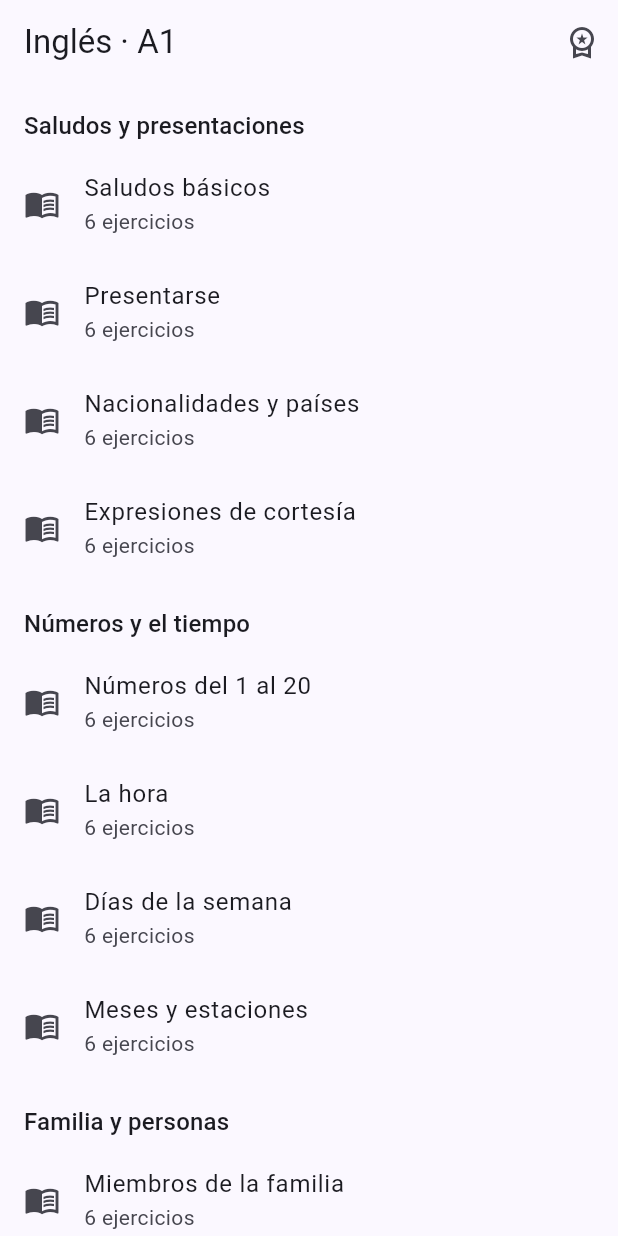
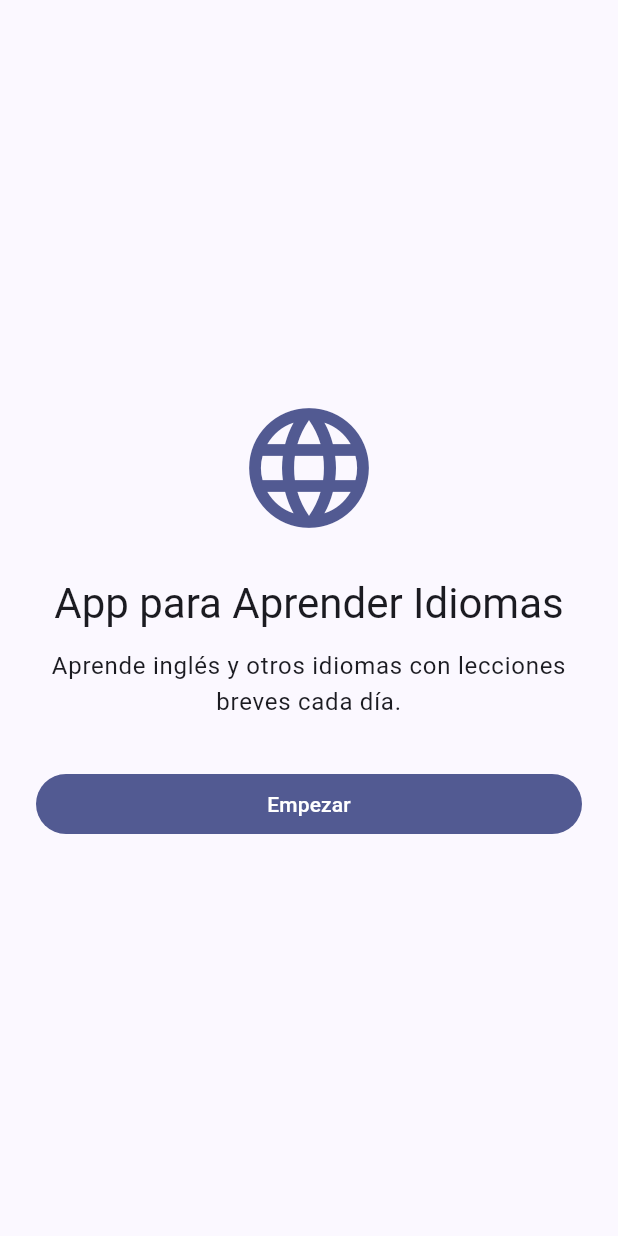
Before and after one commit to JordiRibasOficial/App-para-aprender-idiomas, a Flutter app: the screen it shows after launch, on a phone screen of 412 x 824 dp. Run offline on Flutter 3.47's test engine with Material 3 defaults, Android fonts, the phone set to English and light mode, and no system bars; our stand-ins replace flutter_riverpod, go_router, in_app_purchase, shared_preferences, sqflite; accounts and stored records are empty.

Commit message:
feat: mobile — Paso 10, onboarding y autenticación mínima
WelcomeScreen -> LevelSelectionScreen (A1 disponible, A2-C2 marcados
como "Próximamente") -> AuthChoiceScreen (invitado o email, ambos
explícitamente solo-locales en el MVP, sin backend real).
OnboardingRepository con SharedPreferencesOnboardingRepository
(real) e InMemoryOnboardingRepository (tests). RootScreen decide en
"/" entre onboarding y la lista de lecciones según el estado
persistido.

flutter analyze: sin issues. 2 tests nuevos de flujo de onboarding en
verde (instalación nueva vs. completar como invitado), 24 en total.
Se añadió test/test_utils.dart para no repetir overrides. flutter
build apk --debug verificado con el flujo integrado.

```diff
--- /dev/null
+++ b/src/mobile/lib/presentation/onboarding/welcome_screen.dart
@@ -0,0 +1,41 @@
+import 'package:flutter/material.dart';
+import 'package:go_router/go_router.dart';
+
+class WelcomeScreen extends StatelessWidget {
+  const WelcomeScreen({super.key});
+
+  @override
+  Widget build(BuildContext context) {
+    return Scaffold(
+      body: SafeArea(
+        child: Padding(
+          padding: const EdgeInsets.all(24),
+          child: Column(
+            mainAxisAlignment: MainAxisAlignment.center,
+            crossAxisAlignment: CrossAxisAlignment.stretch,
+            children: [
+              Icon(Icons.language, size: 96, color: Theme.of(context).colorScheme.primary),
+              const SizedBox(height: 24),
+              Text(
+                'App para Aprender Idiomas',
+                textAlign: TextAlign.center,
+                style: Theme.of(context).textTheme.headlineMedium,
+              ),
+              const SizedBox(height: 12),
+              Text(
+                'Aprende inglés y otros idiomas con lecciones breves cada día.',
+                textAlign: TextAlign.center,
+                style: Theme.of(context).textTheme.bodyLarge,
+              ),
+              const SizedBox(height: 32),
+              FilledButton(
+                onPressed: () => context.push('/onboarding/level'),
+                child: const Text('Empezar'),
+              ),
+            ],
+          ),
+        ),
+      ),
+    );
+  }
+}
--- /dev/null
+++ b/src/mobile/lib/presentation/root_screen.dart
@@ -0,0 +1,25 @@
+import 'package:flutter/material.dart';
+import 'package:flutter_riverpod/flutter_riverpod.dart';
+
+import 'lessons/lesson_list_screen.dart';
+import 'onboarding/welcome_screen.dart';
+import 'providers/onboarding_providers.dart';
+
+/// Decides whether `/` shows onboarding or the lesson list, based on
+/// whether onboarding has already been completed on this device.
+class RootScreen extends ConsumerWidget {
+  const RootScreen({super.key});
+
+  @override
+  Widget build(BuildContext context, WidgetRef ref) {
+    final onboardingAsync = ref.watch(onboardingProvider);
+
+    return onboardingAsync.when(
+      loading: () => const Scaffold(body: Center(child: CircularProgressIndicator())),
+      error: (error, stackTrace) => Scaffold(
+        body: Center(child: Text('No se pudo iniciar la app: $error')),
+      ),
+      data: (state) => state.completed ? const LessonListScreen() : const WelcomeScreen(),
+    );
+  }
+}
--- a/src/mobile/lib/presentation/router/app_router.dart
+++ b/src/mobile/lib/presentation/router/app_router.dart
@@ -1,16 +1,26 @@
 import 'package:go_router/go_router.dart';
 
 import '../lessons/exercise_screen.dart';
-import '../lessons/lesson_list_screen.dart';
 import '../lessons/lesson_summary_data.dart';
 import '../lessons/lesson_summary_screen.dart';
+import '../onboarding/auth_choice_screen.dart';
+import '../onboarding/level_selection_screen.dart';
 import '../paywall/paywall_screen.dart';
+import '../root_screen.dart';
 
 final appRouter = GoRouter(
   routes: [
     GoRoute(
       path: '/',
-      builder: (context, state) => const LessonListScreen(),
+      builder: (context, state) => const RootScreen(),
+    ),
+    GoRoute(
+      path: '/onboarding/level',
+      builder: (context, state) => const LevelSelectionScreen(),
+    ),
+    GoRoute(
+      path: '/onboarding/auth',
+      builder: (context, state) => const AuthChoiceScreen(),
     ),
     GoRoute(
       path: '/paywall',
--- a/src/mobile/pubspec.yaml
+++ b/src/mobile/pubspec.yaml
@@ -41,6 +41,7 @@ dependencies:
   path_provider: ^2.1.6
   path: ^1.9.1
   in_app_purchase: ^3.3.0
+  shared_preferences: ^2.5.5
 
 dev_dependencies:
   flutter_test:
```
Also changed, not shown: src/mobile/lib/data/in_memory_onboarding_repository.dart (added, +28 -0 lines), src/mobile/lib/data/shared_preferences_onboarding_repository.dart (added, +46 -0 lines), src/mobile/lib/domain/models/onboarding_state.dart (added, +19 -0 lines), src/mobile/lib/domain/repositories/onboarding_repository.dart (added, +13 -0 lines), src/mobile/lib/presentation/onboarding/auth_choice_screen.dart (added, +102 -0 lines), src/mobile/lib/presentation/onboarding/level_selection_screen.dart (added, +57 -0 lines), src/mobile/lib/presentation/providers/onboarding_providers.dart (added, +43 -0 lines), src/mobile/pubspec.lock, 5 other files.
